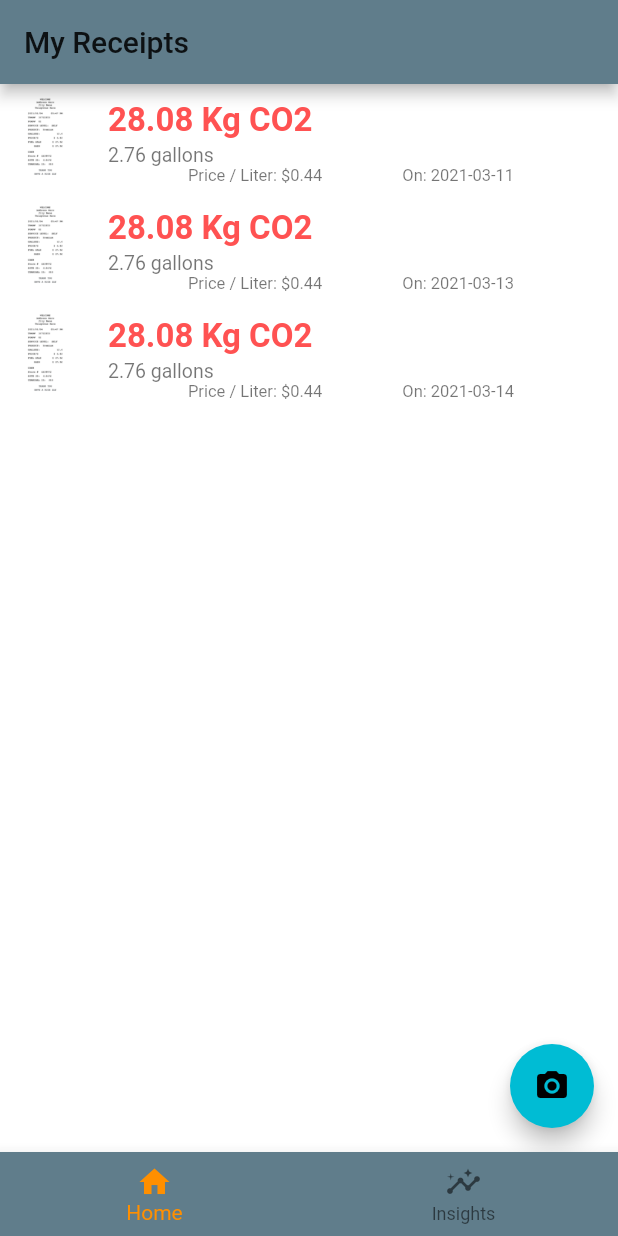
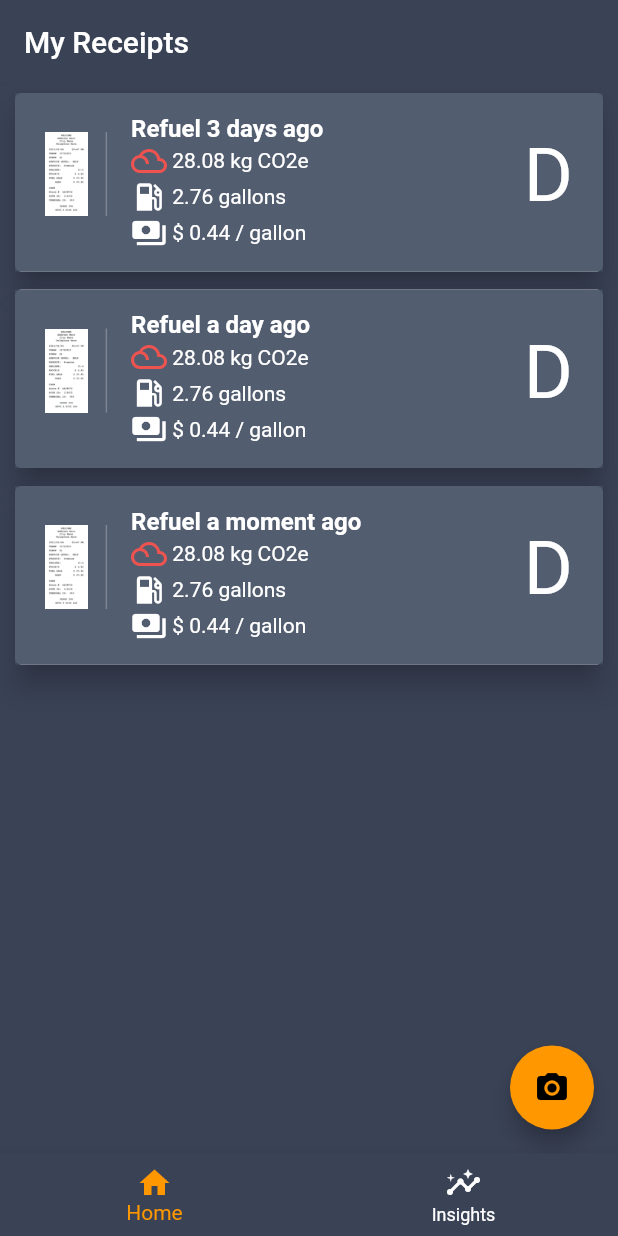
Before and after one commit to sdabbo/fuel_bill_CO2_app, a Flutter app: the screen it shows after launch, on a phone screen of 412 x 824 dp. Run offline on Flutter 3.47's test engine with Material 2 defaults, Android fonts, the phone set to English and light mode, and no system bars; our stand-ins replace camera, firebase_core, syncfusion_flutter_gauges; missing offline and left inert: firebase_ml_vision; accounts and stored records are empty; Roboto replaces fonts that are missing (Times).

Commit message:
improved design

```diff
--- a/lib/main.dart
+++ b/lib/main.dart
@@ -27,19 +27,6 @@ Future<void> main() async {
   runApp(App(cameras));
 }
 
-/*
-  runApp(
-    MaterialApp(
-      theme: new ThemeData(
-        primarySwatch: Colors.cyan,
-      ),
-      home: Overview(
-        cameras: cameras,
-      ),
-    ),
-  );
- */
-
 class App extends StatelessWidget {
   List<CameraDescription> cameras;
 
@@ -67,7 +54,9 @@ class App extends StatelessWidget {
             create: (context) => ReceiptsModel(),
             child: MaterialApp(
               theme: new ThemeData(
-                primarySwatch: Colors.cyan,
+                primaryColor: Color.fromRGBO(58, 66, 86, 1.0),
+                primarySwatch: Colors.orange,
+                fontFamily: 'Times',
               ),
               home: Overview(
                 cameras: cameras,
--- a/lib/models/receipt.dart
+++ b/lib/models/receipt.dart
@@ -20,7 +20,6 @@ class ReceiptModel {
 
   var test = Random().nextInt(45);
 
-
   ReceiptModel(this._file, void Function() notify) {
     _callbackNotifyFunction = notify;
     _dateTime = DateTime.now();
@@ -33,7 +32,7 @@ class ReceiptModel {
     _calculating = false;
     double gallons = Random().nextDouble() * 25;
     _gallons = gallons;
-    _amount = gallons*(Random().nextDouble() * 4);
+    _amount = gallons * (Random().nextDouble() * 4);
     _type = Random().nextBool() ? 'diesel' : 'petrol';
     _dateTime = dateTime;
     _testingData = true;
@@ -51,6 +50,8 @@ class ReceiptModel {
 
   double get gallons => double.parse((_gallons).toStringAsFixed(2));
 
+  String get fuelTypeShort => _type.toLowerCase() == "diesel" ? "D" : "P";
+
   DateTime get dateTime => _dateTime;
 
   double get emissions => double.parse((_getCO2Value()).toStringAsFixed(2));
@@ -62,7 +63,7 @@ class ReceiptModel {
     double co2KG = 0;
     switch (_type.toLowerCase()) {
       case "diesel":
-        co2KG =  10.1746899767; //2.68787 * 3.78541
+        co2KG = 10.1746899767; //2.68787 * 3.78541
         break;
       case "petrol":
       case "petro":
@@ -87,8 +88,6 @@ class ReceiptModel {
     textRecognizer.close();
   }
 
-
-
   void _parseData(List<TextBlock> blocks) {
     try {
       _extractGallons(blocks);
@@ -96,7 +95,7 @@ class ReceiptModel {
       _extractType(blocks);
       _calculating = false;
       _callbackNotifyFunction();
-    } catch(e){
+    } catch (e) {
       _failed = true;
       _callbackNotifyFunction();
 
@@ -109,13 +108,15 @@ class ReceiptModel {
 
   void _extractGallons(List<TextBlock> blocks) {
     print("____EXTRACT_GALLONS______");
-    _gallons = double.parse(_extractValue(blocks, "GALLONS|GADLONS|LLONS|GALLON"));
+    _gallons =
+        double.parse(_extractValue(blocks, "GALLONS|GADLONS|LLONS|GALLON"));
     print("_gallons: ${_gallons}");
   }
 
   void _extractAmount(List<TextBlock> blocks) {
     print("____EXTRACT_AMOUNT______");
-    _amount = double.parse(_extractValue(blocks, "FUEL SALE|FOBL SALE|FUELS|FUESAUE|FUBL SADE|FOELS SALE|FUEL SAuE|FUBL SALE"));
+    _amount = double.parse(_extractValue(blocks,
+        "FUEL SALE|FOBL SALE|FUELS|FUESAUE|FUBL SADE|FOELS SALE|FUEL SAuE|FUBL SALE"));
     print("_amount: ${_amount}");
   }
 
@@ -128,11 +129,17 @@ class ReceiptModel {
   String _extractValue(List<TextBlock> blocks, String regex) {
     bool found = false;
     for (TextBlock block in blocks) {
-
       if (found == true) {
         print("FOUND");
         print(block.text);
-        return block.text.replaceAll('. ', '.').split(' ').last.replaceAll('\$', '').replaceAll(':', '').replaceAll(RegExp(r'[a-zA-Z]'), '').replaceAll('..', '.');
+        return block.text
+            .replaceAll('. ', '.')
+            .split(' ')
+            .last
+            .replaceAll('\$', '')
+            .replaceAll(':', '')
+            .replaceAll(RegExp(r'[a-zA-Z]'), '')
+            .replaceAll('..', '.');
       }
 
       if (block.text.startsWith(RegExp(regex))) {
--- a/lib/views/home.dart
+++ b/lib/views/home.dart
@@ -21,7 +21,7 @@ class HomeScreen extends StatelessWidget {
   Widget build(BuildContext context) {
     //ReceiptsModel receipts = context.findAncestorStateOfType<OverviewState>().receiptsModel;
     return Scaffold(
-      backgroundColor: Colors.white,
+      backgroundColor: Color.fromRGBO(58, 66, 86, 1.0),
       body: Center(
         child: ReceiptList(),
       ),
--- a/lib/views/navigation.dart
+++ b/lib/views/navigation.dart
@@ -45,32 +45,36 @@ class OverviewState extends State<Overview> {
   @override
   Widget build(BuildContext context) {
     return Scaffold(
+      backgroundColor: Color.fromRGBO(58, 66, 86, 1.0),
       appBar: AppBar(
+        elevation: 0.1,
+        backgroundColor: Color.fromRGBO(58, 66, 86, 1.0),
         title: _selectedIndex == 0 ? Text("My Receipts") : Text("My Statistics"),
-        backgroundColor: Colors.blueGrey,
       ),
       body: Center(
         child: _selectedIndex == 0
             ? HomeScreen(cameras: widget.cameras)
             : Insights(),
       ),
-      bottomNavigationBar: BottomNavigationBar(
+      bottomNavigationBar: Container(
+        height: 55.0,
+        child: BottomNavigationBar(
           items: const <BottomNavigationBarItem>[
             BottomNavigationBarItem(
               icon: Icon(Icons.home),
               label: 'Home',
-            backgroundColor: Colors.green,
             ),
             BottomNavigationBarItem(
               icon: Icon(Icons.insights),
               label: 'Insights',
-            backgroundColor: Colors.pink,
             ),
           ],
           currentIndex: _selectedIndex,
-        selectedItemColor: Colors.amber[800],
-        backgroundColor: Colors.blueGrey,
+          selectedItemColor: Colors.orange,
+          unselectedItemColor: Colors.white,
+          backgroundColor: Color.fromRGBO(58, 66, 86, 1.0),
           onTap: _onItemTapped,
+        ),
       ),
     );
   }
--- a/lib/views/receipt.dart
+++ b/lib/views/receipt.dart
@@ -10,7 +10,8 @@ import 'package:my_app/models/receipt.dart';
 import 'package:my_app/views/camera/takePicture.dart';
 import 'package:my_app/views/home.dart';
 import 'package:my_app/views/navigation.dart';
-import 'package:intl/intl.dart';
+import 'package:intl/intl.dart';import 'package:timeago/timeago.dart' as timeago;
+
 
 class Receipt extends StatelessWidget {
   final oCcy = new NumberFormat("#,##0.00", "en_US");
@@ -26,66 +27,76 @@ class Receipt extends StatelessWidget {
 
   @override
   Widget build(BuildContext context) {
-    return ListTile(
-      leading: receipt.testingData
-          ? new Image.asset('assets/receipt.png')
-          : new Image.file(
+    return Card(
+      elevation: 8.0,
+      margin: new EdgeInsets.symmetric(horizontal: 10.0, vertical: 6.0),
+      child: Container(
+        decoration: BoxDecoration(
+          color: Color.fromRGBO(64, 75, 96, .9),
+        ),
+        child: ListTile(
+          contentPadding:
+          EdgeInsets.symmetric(horizontal: 20.0, vertical: 10.0),
+          leading: Container(
+            padding: EdgeInsets.only(right: 12.0),
+            decoration: new BoxDecoration(
+              border: new Border(
+                right: new BorderSide(width: 1.0, color: Colors.white24),
+              ),
+            ),
+            child: receipt.testingData
+                ? new Image.asset('assets/receipt.png')
+                : new Image.file(
               File(receipt.path),
               fit: BoxFit.cover,
               height: 300.0,
             ),
-      title: new Text(
-        '${receipt.emissions.toString()} Kg CO2',
-        style: new TextStyle(
-          fontSize: 22.0,
-          fontWeight: FontWeight.bold,
-          color: Colors.redAccent,
+          ),
+          title: Text(
+            "Refuel ${timeago.format(receipt.dateTime)}",
+            style: TextStyle(color: Colors.white, fontWeight: FontWeight.bold),
+          ),
+
+          subtitle: Column(
+            children: [
+              Row(
+                children: <Widget>[
+                  Icon(Icons.filter_drama, color: Colors.red.shade400),
+                  Text(
+                    " ${receipt.emissions.toString()} kg CO2e",
+                    style: TextStyle(color: Colors.white),
+                  )
+                ],
+              ),
+              Row(
+                children: <Widget>[
+                  Icon(Icons.local_gas_station, color: Colors.white),
+                  Text(
+                    " ${receipt.gallons.toString()} gallons",
+                    style: TextStyle(color: Colors.white),
+                  )
+                ],
+              ),
+              Row(
+                children: <Widget>[
+                  Icon(Icons.payments, color: Colors.white),
+                  Text(
+                    " \$ ${receipt.pricePerLiter.toString()} / gallon",
+                    style: TextStyle(color: Colors.white),
+                  )
+                ],
+              ),
+            ],
+          ),
+          trailing: Text(receipt.fuelTypeShort,
+            style: TextStyle(
+              color: Colors.white,
+              fontWeight: FontWeight.normal,
+              fontSize: 50.0,
+            ),
+          ),
         ),
       ),
-      subtitle: new Column(
-          mainAxisAlignment: MainAxisAlignment.start,
-          crossAxisAlignment: CrossAxisAlignment.start,
-          children: <Widget>[
-            new Text('${receipt.gallons.toString()} gallons',
-                style: new TextStyle(
-                    fontSize: 13.0, fontWeight: FontWeight.normal)),
-            new Row(
-              mainAxisSize: MainAxisSize.max,
-              mainAxisAlignment: MainAxisAlignment.spaceEvenly,
-              children: [
-                new Text(
-                    'Price / Liter: \$${oCcy.format(receipt.pricePerLiter)}',
-                    style: new TextStyle(
-                        fontSize: 11.0, fontWeight: FontWeight.normal)),
-                new Text(
-                    'On: ${DateFormat('yyyy-MM-dd').format(receipt.dateTime)}',
-                    style: new TextStyle(
-                        fontSize: 11.0, fontWeight: FontWeight.normal)),
-              ],
-            )
-          ]),
     );
   }
 }
-
-/*
-Column(
-mainAxisAlignment: MainAxisAlignment.end,
-children: [
-Padding(
-padding: const EdgeInsets.only(bottom: 8.0),
-child: Text(
-"Receipt #" + number.toString(),
-style: TextStyle(color: Colors.black54),
-),
-),
-Image.file(
-File(receipt.path),
-fit: BoxFit.cover,
-),
-Divider(
-color: Colors.blueGrey,
-),
-],
-);
- */
--- a/lib/views/receiptList.dart
+++ b/lib/views/receiptList.dart
@@ -16,13 +16,13 @@ import 'package:provider/provider.dart';
 class ReceiptList extends StatelessWidget {
   @override
   Widget build(BuildContext context) {
-
     return Consumer<ReceiptsModel>(builder: (context, receipts, child) {
       return receipts.length == 0
           ? Center(
               child: Text('No receipts yet. Start scanning!'),
             )
           : ListView(
+              //shrinkWrap: true,
               children: receipts.itemsReversed.asMap().entries.map((receipt) {
                 return Receipt(
                   receipt: receipt.value,
--- a/pubspec.yaml
+++ b/pubspec.yaml
@@ -32,6 +32,7 @@ dependencies:
   firebase_ml_vision: ^0.11.0
   provider: ^5.0.0
   syncfusion_flutter_gauges: ^18.4.47
+  timeago: ^3.0.2
 
   # The following adds the Cupertino Icons font to your application.
   # Use with the CupertinoIcons class for iOS style icons.
```
Also changed, not shown: lib/views/camera/takePicture.dart (+5 -4 lines), lib/views/insigths/gauge.dart (+6 -2 lines), lib/views/insigths/insights.dart (+84 -100 lines), pubspec.lock. Lines whose indentation alone changed are shown as unchanged.
